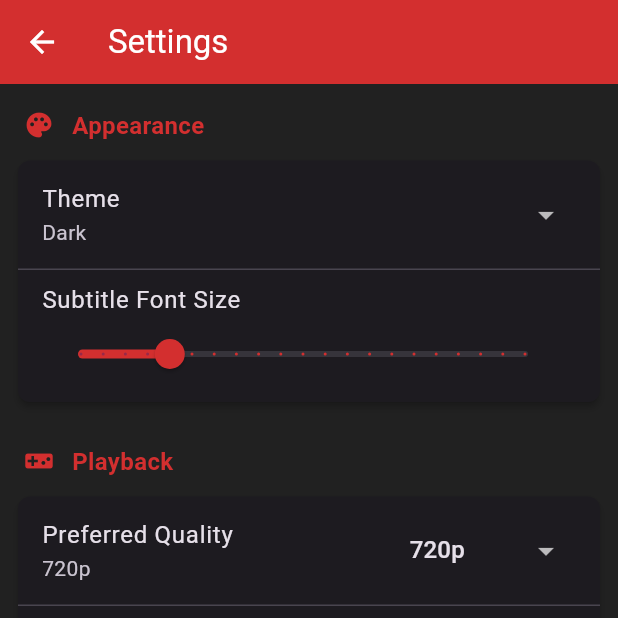
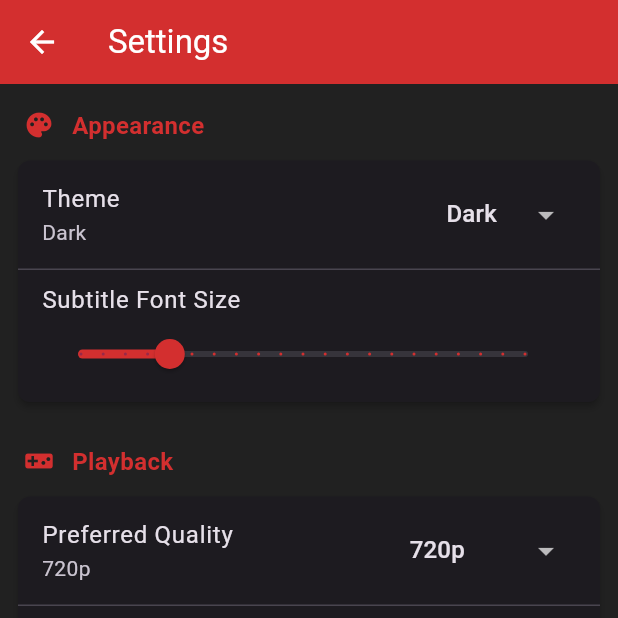
Before and after one commit to Vpragadeesh/Tubular-PC, a Flutter app: the SettingsScreen screen opened directly, on a phone screen of 412 x 824 dp, the top half of it. Run offline on Flutter 3.47's test engine with Material 3 defaults, Android fonts, the phone set to English and light mode, and no system bars; our stand-ins replace cached_network_image, dio, flutter_riverpod, logger; missing offline and left inert: media_kit, media_kit_video; network calls fail.

Commit message:
Fix Settings screen dropdown type mismatch and avoid crash on open

```diff
--- a/frontend/lib/screens/settings_screen.dart
+++ b/frontend/lib/screens/settings_screen.dart
@@ -57,7 +57,10 @@ class _SettingsScreenState extends ConsumerState<SettingsScreen> {
               _buildDropdownTile(
                 context,
                 'Theme',
-                themeMode == ThemeMode.dark ? 'Dark' : 'Light',
+                themeMode,
+                themeMode == ThemeMode.dark
+                    ? 'Dark'
+                    : (themeMode == ThemeMode.light ? 'Light' : 'System'),
                 items: const [
                   DropdownMenuItem(value: ThemeMode.light, child: Text('Light')),
                   DropdownMenuItem(value: ThemeMode.dark, child: Text('Dark')),
@@ -94,6 +97,7 @@ class _SettingsScreenState extends ConsumerState<SettingsScreen> {
                 context,
                 'Preferred Quality',
                 preferredQuality,
+                preferredQuality,
                 items: const [
                   DropdownMenuItem(value: 'audio', child: Text('Audio Only')),
                   DropdownMenuItem(value: '360p', child: Text('360p')),
@@ -114,6 +118,7 @@ class _SettingsScreenState extends ConsumerState<SettingsScreen> {
               _buildDropdownTile(
                 context,
                 'Playback Speed',
+                playbackSpeed.toString(),
                 playbackSpeed.toString(),
                 items: const [
                   DropdownMenuItem(value: '0.5', child: Text('0.5x')),
@@ -142,6 +147,7 @@ class _SettingsScreenState extends ConsumerState<SettingsScreen> {
               _buildDropdownTile(
                 context,
                 'Preferred Format',
+                preferredFormat,
                 preferredFormat,
                 items: const [
                   DropdownMenuItem(value: 'video', child: Text('Video')),
@@ -351,15 +357,16 @@ class _SettingsScreenState extends ConsumerState<SettingsScreen> {
   Widget _buildDropdownTile(
     BuildContext context,
     String title,
-    String currentValue, {
+    dynamic selectedValue,
+    String subtitleText, {
     required List<DropdownMenuItem<dynamic>> items,
     required ValueChanged<dynamic> onChanged,
   }) {
     return ListTile(
       title: Text(title),
-      subtitle: Text(currentValue),
+      subtitle: Text(subtitleText),
       trailing: DropdownButton(
-        value: currentValue,
+        value: selectedValue,
         items: items,
         onChanged: onChanged,
         underline: const SizedBox(),
```
